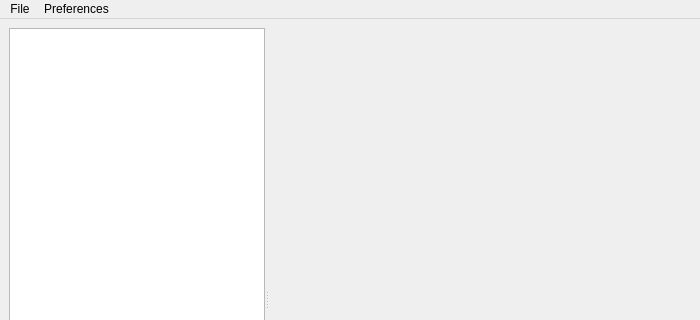
First picture: the form in mainwindow.ui, repository IoeCmcomc/MCDatapacker, before the edit; both pictures show x 0 to 700 and y 0 to 320 of the 700 by 600 pixel window.
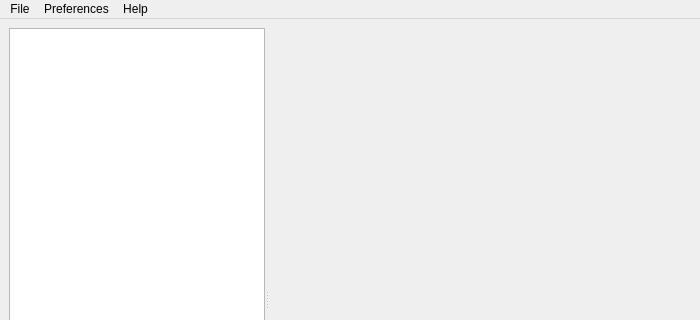
Second picture: the form after the edit. Custom widgets are drawn as their Qt base class.

Commit message: [Minor] Add about dialogs

```diff
--- a/mainwindow.ui
+++ b/mainwindow.ui
@@ -135,8 +135,16 @@
     </property>
     <addaction name="actionSettings"/>
    </widget>
+   <widget class="QMenu" name="menuHelp">
+    <property name="title">
+     <string>Help</string>
+    </property>
+    <addaction name="actionAboutApp"/>
+    <addaction name="actionAboutQt"/>
+   </widget>
    <addaction name="menuFile"/>
    <addaction name="menuPreferences"/>
+   <addaction name="menuHelp"/>
   </widget>
   <widget class="QStatusBar" name="statusbar"/>
   <action name="actionOpen">
```
Left out of the diff: 10 changed lines with no effect on the pictures. The commit also changes 1 other file.
